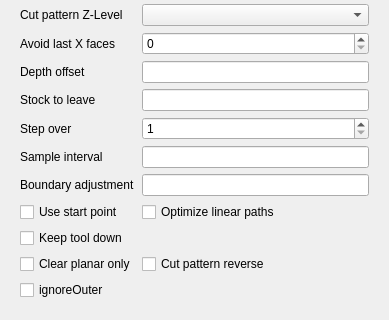
Qt form src/Mod/CAM/Gui/Resources/panels/PageOpSurface3DEdit.ui (Dimitris75/FreeCAD) before a commit; both pictures show x 0 to 389 and y 316 to 636 of the 389 by 636 pixel window.
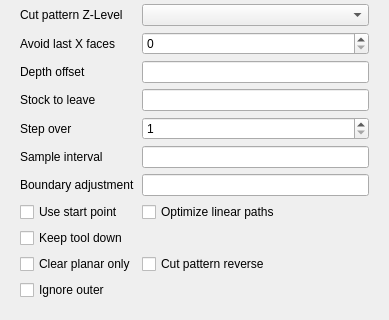
The same form after that commit. Custom widgets are drawn as their Qt base class.

Commit message:
Rename ignoreOuter to Ignore outer
Rename ignoreOuter to Ignore outer

Patch:
```diff
--- a/src/Mod/CAM/Gui/Resources/panels/PageOpSurface3DEdit.ui
+++ b/src/Mod/CAM/Gui/Resources/panels/PageOpSurface3DEdit.ui
@@ -347,7 +347,7 @@
          <string>Ignore outer waterlines.</string>
         </property>
         <property name="text">
-         <string>ignoreOuter</string>
+         <string>Ignore outer</string>
         </property>
        </widget>
       </item>
```
